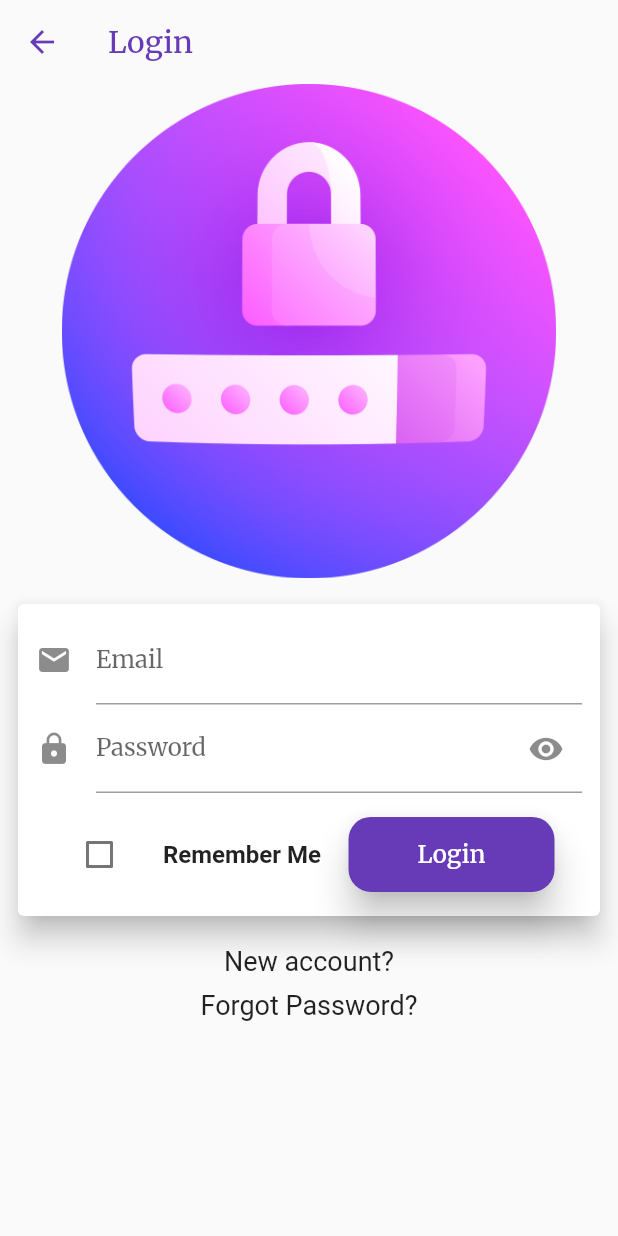
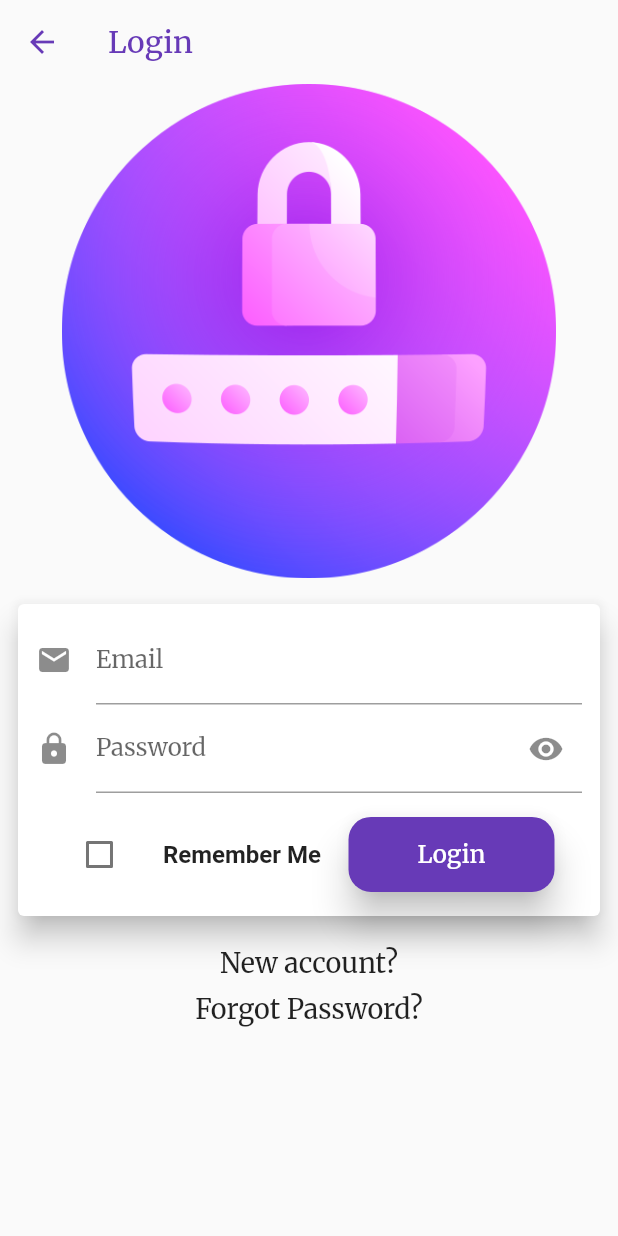
Before and after one commit to KorJunXiang/FlutterWorkspace_A222, a Flutter app: the screen it shows after launch, item 3 of the bottom bar chosen, after a tap on "LOGIN", on a phone screen of 412 x 824 dp. Run offline on Flutter 3.47's test engine with Material 2 defaults, Android fonts, the phone set to English and light mode, and no system bars; our stand-ins replace fluttertoast, image_cropper, image_picker, shared_preferences.

Commit message:
some changes

```diff
--- a/lab_assignment_2/lib/screens/itemtabscreen.dart
+++ b/lab_assignment_2/lib/screens/itemtabscreen.dart
@@ -1,7 +1,9 @@
 import 'package:flutter/material.dart';
+import 'package:lab_assignment_2/models/user.dart';
 
 class ItemTabScreen extends StatefulWidget {
-  const ItemTabScreen({super.key});
+  final User user;
+  const ItemTabScreen({super.key, required this.user});
 
   @override
   State<ItemTabScreen> createState() => _ItemTabScreenState();
@@ -45,7 +47,13 @@ class _ItemTabScreenState extends State<ItemTabScreen> {
           ],
         ),
       ),
-      body: Center(child: Text(maintitle)),
+      body: Center(
+          child: Text(
+        widget.user.id.toString() == 'na'
+            ? 'Please login/register an account'
+            : 'Welcome back, ${widget.user.name}',
+        style: const TextStyle(fontFamily: 'Merriweather.italic'),
+      )),
     );
   }
 }
--- a/lab_assignment_2/lib/screens/loginscreen.dart
+++ b/lab_assignment_2/lib/screens/loginscreen.dart
@@ -164,9 +164,7 @@ class _LoginScreenState extends State<LoginScreen> {
             onTap: _goToRegister,
             child: const Text(
               "New account?",
-              style: TextStyle(
-                fontSize: 18,
-              ),
+              style: TextStyle(fontSize: 18, fontFamily: 'Merriweather'),
             ),
           ),
           const SizedBox(
@@ -176,9 +174,7 @@ class _LoginScreenState extends State<LoginScreen> {
             onTap: _forgotDialog,
             child: const Text(
               "Forgot Password?",
-              style: TextStyle(
-                fontSize: 18,
-              ),
+              style: TextStyle(fontSize: 18, fontFamily: 'Merriweather'),
             ),
           ),
         ],
--- a/lab_assignment_2/lib/screens/mainscreen.dart
+++ b/lab_assignment_2/lib/screens/mainscreen.dart
@@ -22,7 +22,7 @@ class _MainScreenState extends State<MainScreen> {
     super.initState();
     print(widget.user.name);
     tabchildren = [
-      const ItemTabScreen(),
+      ItemTabScreen(user: widget.user),
       const MessageTabScreen(),
       ProfileTabScreen(user: widget.user)
     ];
--- a/lab_assignment_2/lib/screens/profiletabscreen.dart
+++ b/lab_assignment_2/lib/screens/profiletabscreen.dart
@@ -89,10 +89,17 @@ class _ProfileTabScreenState extends State<ProfileTabScreen> {
                               children: [
                                 Text(
                                   widget.user.name.toString(),
-                                  style: const TextStyle(fontSize: 24),
+                                  style: const TextStyle(
+                                      fontSize: 24, fontFamily: 'Merriweather'),
                                 ),
-                                Text(widget.user.email.toString()),
-                                Text(widget.user.regdate.toString()),
+                                Text(
+                                  widget.user.email.toString(),
+                                  style: const TextStyle(
+                                      fontFamily: 'Merriweather'),
+                                ),
+                                Text(widget.user.regdate.toString(),
+                                    style: const TextStyle(
+                                        fontFamily: 'Merriweather')),
                               ],
                             ),
                         ],
```
